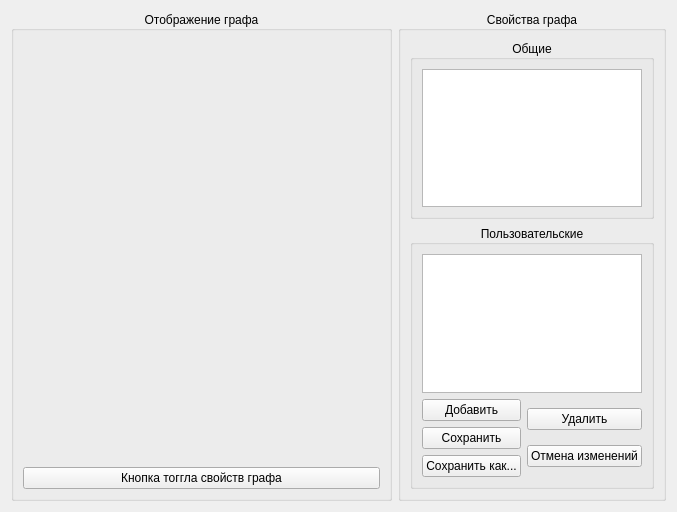
This is src/GUI/grapheditorform.ui in VinTRiZz/GraphEditor as Qt 5 draws it before an edit. The edited form follows.
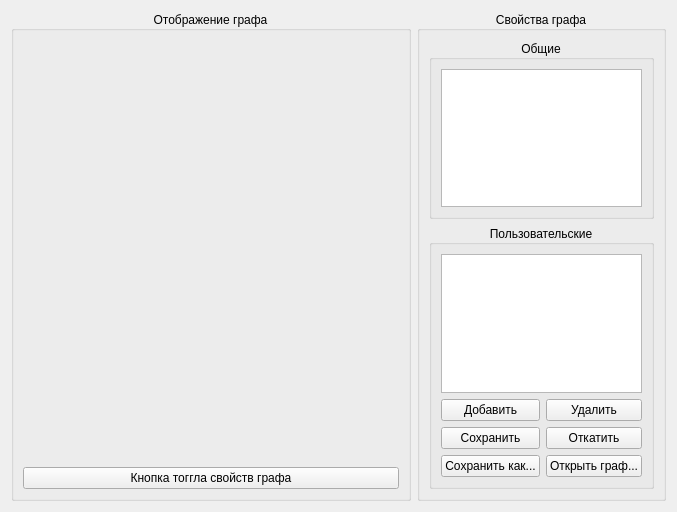
This is the edited form. Custom widgets are drawn as their Qt base class.

The edit to the form file:
```diff
--- a/src/GUI/grapheditorform.ui
+++ b/src/GUI/grapheditorform.ui
@@ -156,7 +156,14 @@
                 </sizepolicy>
                </property>
                <property name="text">
-                <string>Отмена изменений</string>
+                <string>Откатить</string>
+               </property>
+              </widget>
+             </item>
+             <item>
+              <widget class="QPushButton" name="propertyLoadAs_pushButton">
+               <property name="text">
+                <string>Открыть граф...</string>
                </property>
               </widget>
              </item>
```
Left out of the diff: 2 changed lines with no effect on the pictures.
